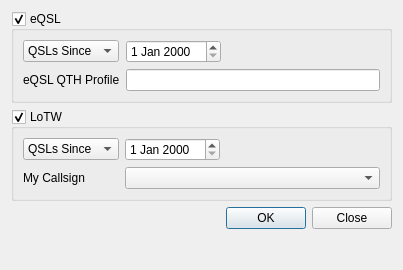
First picture: the form in ui/DownloadQSLDialog.ui, repository aa5sh/QLog, before the edit.
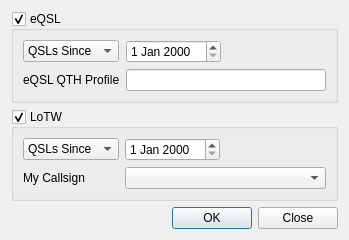
Second picture: the form after the edit.

Commit message: Fixing #989 - Download: Changed size policy

```diff
--- a/ui/DownloadQSLDialog.ui
+++ b/ui/DownloadQSLDialog.ui
@@ -2,14 +2,6 @@
 <ui version="4.0">
  <class>DownloadQSLDialog</class>
  <widget class="QDialog" name="DownloadQSLDialog">
-  <property name="geometry">
-   <rect>
-    <x>0</x>
-    <y>0</y>
-    <width>403</width>
-    <height>270</height>
-   </rect>
-  </property>
   <property name="windowTitle">
    <string>Download QSLs</string>
   </property>
@@ -34,7 +26,14 @@
        </widget>
       </item>
       <item row="1" column="1">
-       <widget class="QLineEdit" name="eqslQTHProfileEdit"/>
+       <widget class="QLineEdit" name="eqslQTHProfileEdit">
+        <property name="minimumSize">
+         <size>
+          <width>200</width>
+          <height>0</height>
+         </size>
+        </property>
+       </widget>
       </item>
       <item row="0" column="0">
        <widget class="QComboBox" name="eqslDateTypeCombo">
```
